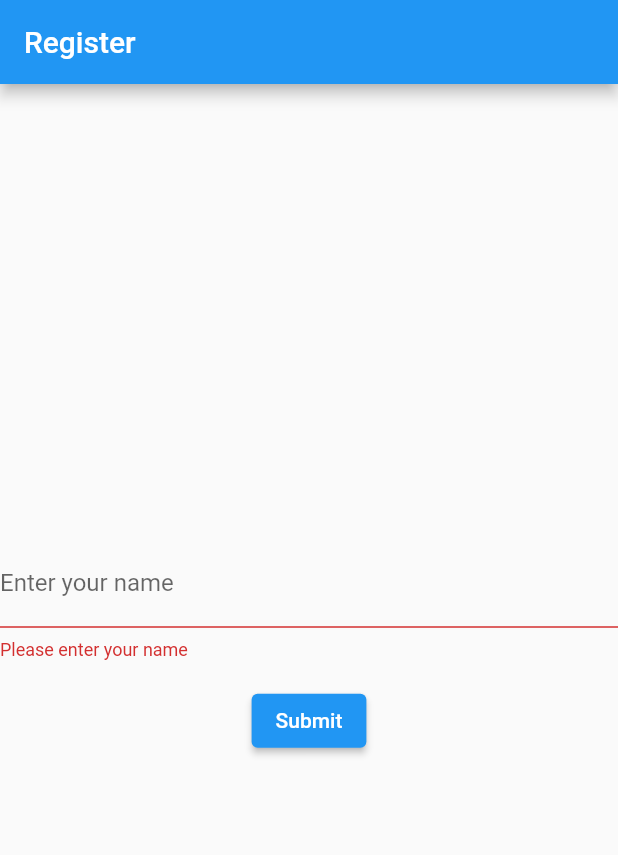
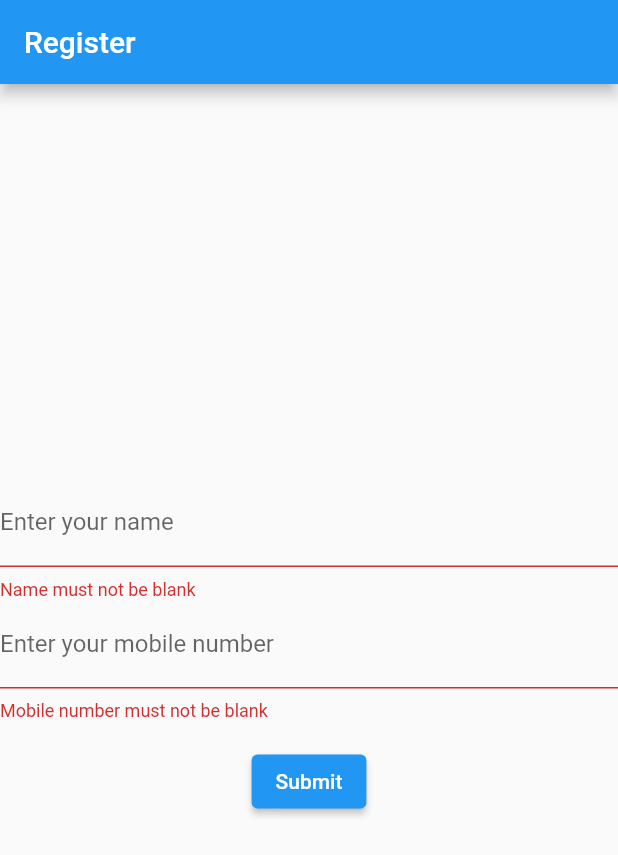
Before and after one commit to HenryHuang2000/virtual-fencing, a Flutter app: the screen it shows after launch, after a tap on "Submit", on a phone screen of 412 x 824 dp. Shown: the top 855 px of the screen. Run offline on Flutter 3.47's test engine with Material 2 defaults, Android fonts, the phone set to English and light mode, and no system bars.

Commit message:
Mobile field

```diff
--- a/lib/main.dart
+++ b/lib/main.dart
@@ -1,4 +1,5 @@
 import 'package:flutter/material.dart';
+import 'package:flutter/services.dart';
 import 'package:uuid/uuid.dart';
 
 void main() {
@@ -42,22 +43,41 @@ class MyCustomFormState extends State<MyCustomForm> {
 
   @override
   Widget build(BuildContext context) {
-    // Build a Form widget using the _formKey created above.
     return Form(
       key: _formKey,
       child: Column(
         mainAxisAlignment: MainAxisAlignment.center,
         children: <Widget>[
+          // name input
           TextFormField(
             decoration: InputDecoration(labelText: 'Enter your name'),
             validator: (value) {
               if (value.isEmpty) {
-                return 'Please enter your name';
+                return 'Name must not be blank';
               }
-
               return null;
             },
           ),
+
+          // number input
+          TextFormField(
+            decoration: InputDecoration(labelText: 'Enter your mobile number'),
+            keyboardType: TextInputType.number,
+            inputFormatters: <TextInputFormatter>[
+              FilteringTextInputFormatter.digitsOnly
+            ],
+            validator: (value) {
+              if (value.isEmpty) {
+                return 'Mobile number must not be blank';
+              } else if (value.length != 10) {
+                return 'Mobile number must be 10 digits long';
+              } else if (!value.startsWith('04') && !value.startsWith('05')) {
+                return 'Mobile number must start with 04 or 05';
+              }
+              return null;
+            },
+          ),
+
           Padding(
             padding: const EdgeInsets.symmetric(vertical: 16.0),
             child: ElevatedButton(
```
